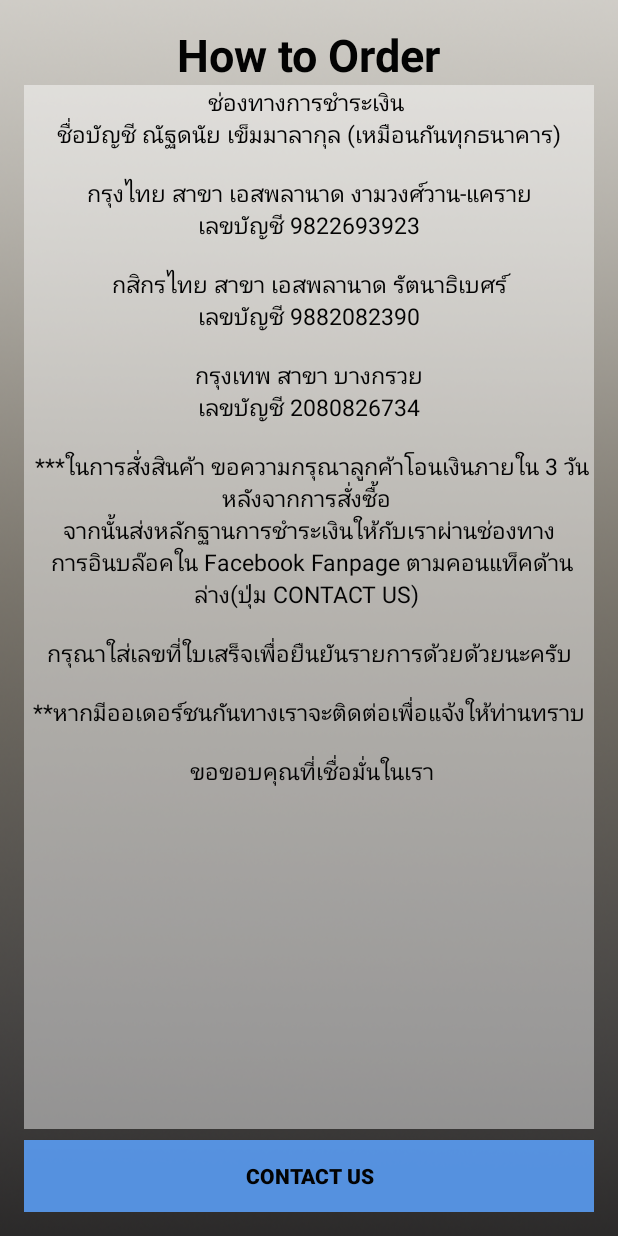
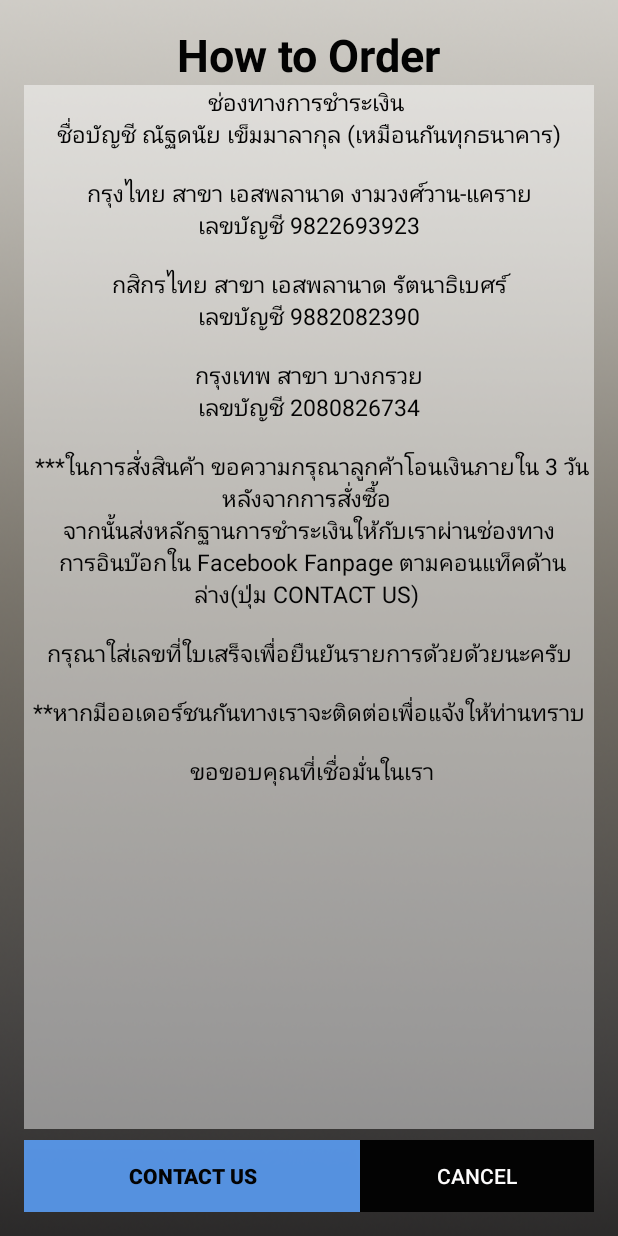
Before and after one commit to toeynutdanai/BlackSheepToy, an Android app: the HowToOrder screen opened directly, with no data from a screen before it, on a phone screen of 412 x 824 dp. Run offline under Robolectric (Android 15) with nearby library versions, the phone set to English and light mode, and no system bars.

Commit message:
Finish จบแล้วว้อยยยยยยยยยยยยยยยยยยยยยยยยยยยยยยย 1

```diff
--- a/app/src/main/java/kmutnb/ratchaphol/natthawut/natdanai/blacksheeptoy/HowToOrder.java
+++ b/app/src/main/java/kmutnb/ratchaphol/natthawut/natdanai/blacksheeptoy/HowToOrder.java
@@ -25,5 +25,9 @@ public class HowToOrder extends AppCompatActivity {
 
     }
 
+    public void onClickCancel(View view) {
+        finish();
+    }
+
 
 }//Main class
--- a/app/src/main/res/layout/activity_how_to_order.xml
+++ b/app/src/main/res/layout/activity_how_to_order.xml
@@ -41,10 +41,17 @@
                 android:textSize="@dimen/h3"
                 android:gravity="center_horizontal" />
         </ScrollView>
+
     </LinearLayout>
 
+    <LinearLayout
+        android:orientation="horizontal"
+        android:layout_width="match_parent"
+        android:layout_height="wrap_content"
+        android:layout_alignParentBottom="true">
+
         <Button
-        android:layout_width="match_parent"
+            android:layout_width="wrap_content"
             android:layout_height="wrap_content"
             android:text="CONTACT US"
             android:id="@+id/button5"
@@ -52,6 +59,18 @@
             android:background="#f05998eb"
             android:textStyle="bold"
             android:textColor="@color/colorblack"
-        android:onClick="onClickContactUs" />
+            android:onClick="onClickContactUs"
+            android:layout_weight="2" />
+
+        <Button
+            android:layout_width="wrap_content"
+            android:layout_height="wrap_content"
+            android:text="Cancel"
+            android:id="@+id/button10"
+            android:layout_weight="1"
+            android:background="@color/colorblack"
+            android:textColor="#fdfcfc"
+            android:onClick="onClickCancel" />
+    </LinearLayout>
 
 </RelativeLayout>
--- a/app/src/main/res/values/strings.xml
+++ b/app/src/main/res/values/strings.xml
@@ -23,7 +23,7 @@
         เลขบัญชี 2080826734  \n\n
         ***ในการสั่งสินค้า ขอความกรุณาลูกค้าโอนเงินภายใน 3 วันหลังจากการสั่งซื้อ \n
 จากนั้นส่งหลักฐานการชำระเงินให้กับเราผ่านช่องทาง \n
-การอินบล๊อคใน Facebook Fanpage ตามคอนแท็คด้านล่าง(ปุ่ม CONTACT US) \n\n
+การอินบ๊อกใน Facebook Fanpage ตามคอนแท็คด้านล่าง(ปุ่ม CONTACT US) \n\n
 กรุณาใส่เลขที่ใบเสร็จเพื่อยืนยันรายการด้วยด้วยนะครับ \n\n
         **หากมีออเดอร์ชนกันทางเราจะติดต่อเพื่อแจ้งให้ท่านทราบ \n\n
 ขอขอบคุณที่เชื่อมั่นในเรา</string>
```
Lines whose indentation alone changed are shown as unchanged.
